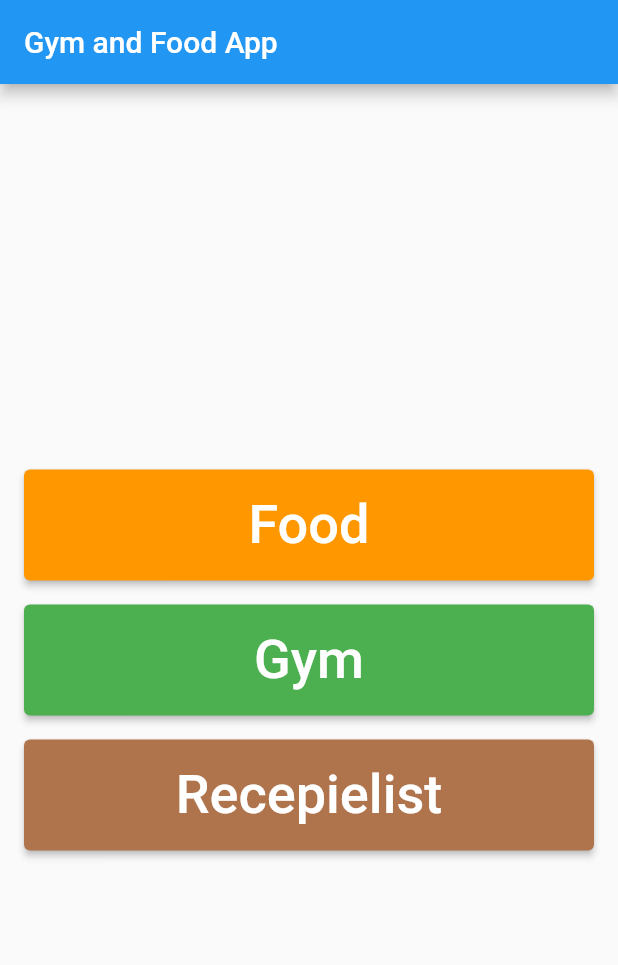
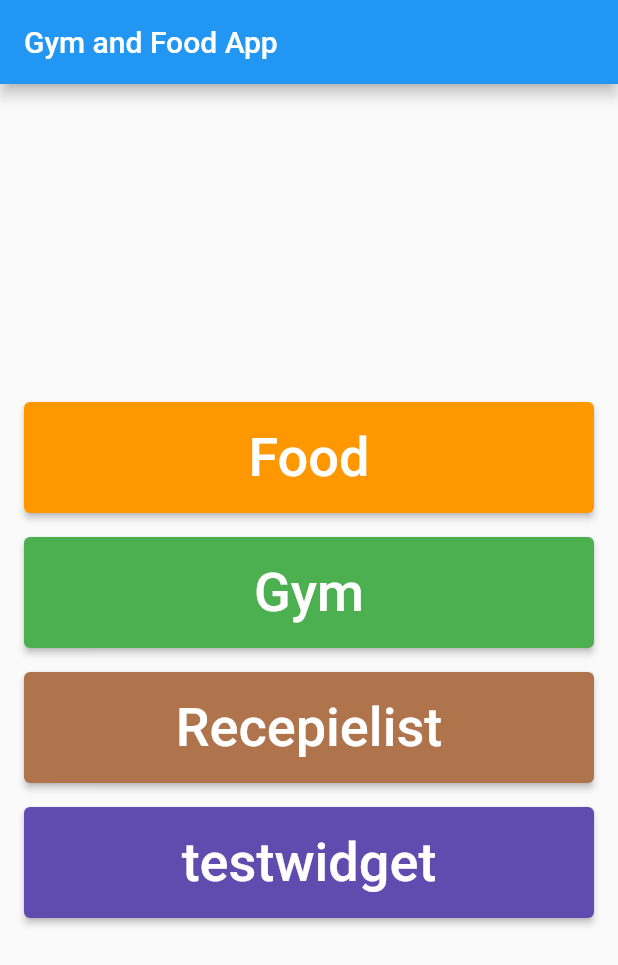
Before and after one commit to Bronziel/gym_and_food_app, a Flutter app: the screen it shows after launch, on a phone screen of 412 x 824 dp. Shown: the top 965 px of the screen. Run offline on Flutter 3.47's test engine with Material 2 defaults, Android fonts, the phone set to English and light mode, and no system bars; our stand-ins replace carousel_slider, flutter_svg.

Commit message:
widget open with one svg

```diff
--- a/lib/pages/main.dart
+++ b/lib/pages/main.dart
@@ -6,6 +6,7 @@ import 'gym_page.dart';
 import 'recipe.dart';
 import 'foodpage.dart';
 import 'foodrecpie.dart';
+import 'mytest.dart';
 import 'package:flutter_svg/flutter_svg.dart';
 
 void main() {
@@ -97,6 +98,27 @@ class LandingPage extends StatelessWidget {
               ),
             ),
           ),
+          const SizedBox(height: 16.0),
+          Padding(
+            padding: const EdgeInsets.symmetric(horizontal: 16.0),
+            child: ElevatedButton(
+              onPressed: () {
+                Navigator.push(
+                  context,
+                  MaterialPageRoute(builder: (context) => const testwidget()),
+                );
+              },
+              style: ElevatedButton.styleFrom(
+                padding: const EdgeInsets.all(16.0),
+                minimumSize: const Size(double.infinity, 64.0),
+                primary: Color.fromARGB(255, 96, 76, 175),
+              ),
+              child: const Text(
+                'testwidget',
+                style: TextStyle(fontSize: 36, color: Colors.white),
+              ),
+            ),
+          ),
         ],
       ),
     );
--- /dev/null
+++ b/lib/pages/mytest.dart
@@ -0,0 +1,26 @@
+import 'package:flutter/material.dart';
+import 'dart:io';
+import 'package:flutter_svg/flutter_svg.dart';
+
+class testwidget extends StatefulWidget {
+  const testwidget({Key? key}) : super(key: key);
+
+  @override
+  _testwidget createState() => _testwidget();
+}
+
+class _testwidget extends State<testwidget> {
+  @override
+  Widget build(BuildContext context) {
+    return Scaffold(
+        appBar: AppBar(title: const Text('Recepie List')),
+        body: SingleChildScrollView(
+            child: Container(
+                child: SvgPicture.asset(
+          'Images/texas.svg',
+        )
+
+                // Add your widget tree here
+                )));
+  }
+}
--- a/pubspec.yaml
+++ b/pubspec.yaml
@@ -64,6 +64,7 @@ flutter:
   assets:
     - Images/
     - Images/fullside.svg
+    - Images/texas.svg
   #   - images/a_dot_ham.jpeg
 
   # An image asset can refer to one or more resolution-specific "variants", see
```
Also changed, not shown: Images/texas.svg (added).
